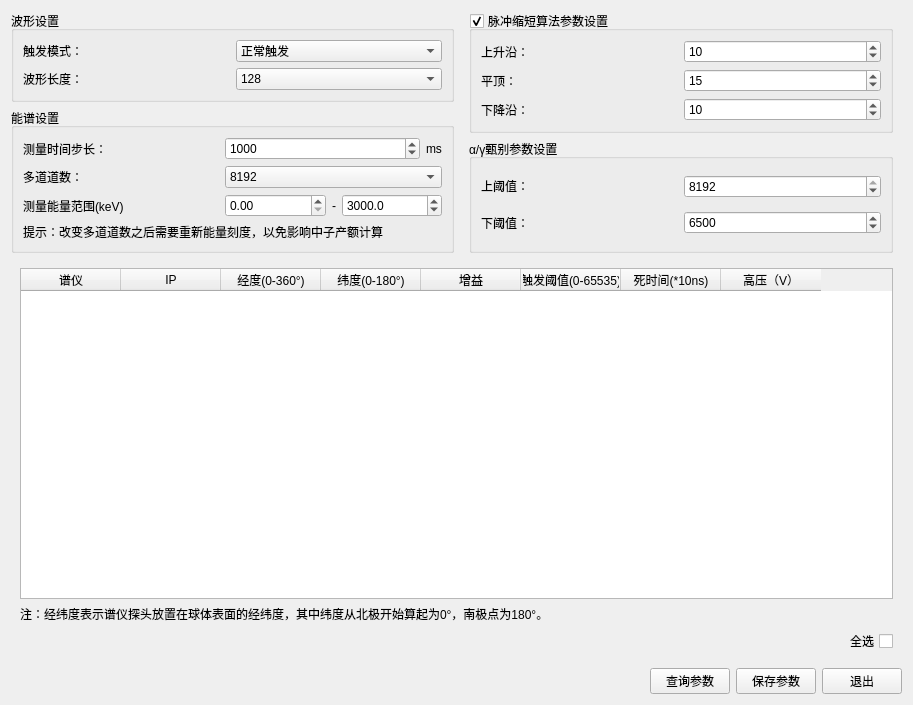
First picture: the form in detsettingwindow.ui, repository MrXiaomao/HXR_Detector, before the edit.
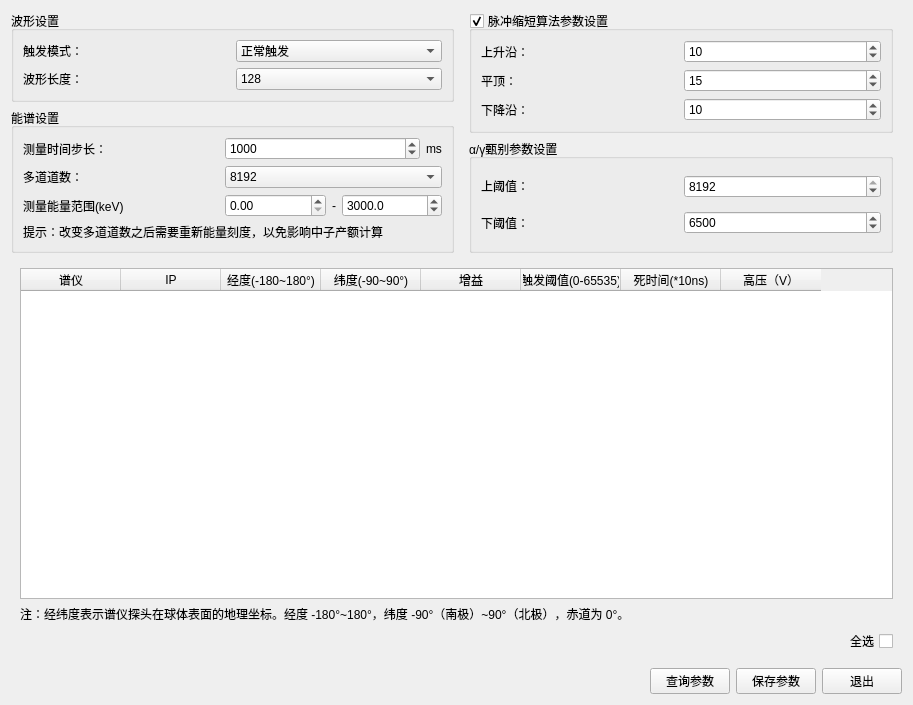
Second picture: the form after the edit.

Commit message: 1、统一整个项目中经纬度的限制范围； 2、增加离线数据分析中子产额界面中，中子产额分布图，完善功能，增加缩放、拖拽功能。

Patch:
```diff
--- a/detsettingwindow.ui
+++ b/detsettingwindow.ui
@@ -446,12 +446,12 @@
         </column>
         <column>
          <property name="text">
-          <string>经度(0-360°)</string>
+          <string>经度(-180~180°)</string>
          </property>
         </column>
         <column>
          <property name="text">
-          <string>纬度(0-180°)</string>
+          <string>纬度(-90~90°)</string>
          </property>
         </column>
         <column>
@@ -479,7 +479,7 @@
       <item>
        <widget class="QLabel" name="label_9">
         <property name="text">
-         <string>注：经纬度表示谱仪探头放置在球体表面的经纬度，其中纬度从北极开始算起为0°，南极点为180°。</string>
+         <string>注：经纬度表示谱仪探头在球体表面的地理坐标。经度 -180°~180°，纬度 -90°（南极）~90°（北极），赤道为 0°。</string>
         </property>
         <property name="wordWrap">
          <bool>true</bool>
```
The commit also changes 10 other files.
